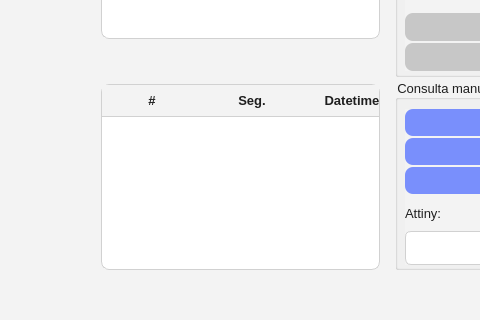
Qt form appv3/Qt/ui_test_attiny.ui (nvargas24/PocketCube) before a commit; both pictures show x 210 to 690 and y 271 to 591 of the 880 by 591 pixel window.
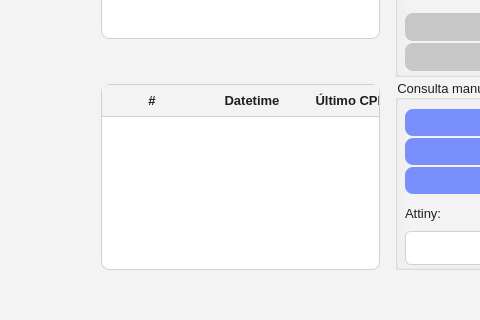
The same form after that commit. Icons and pictures are not drawn.

What changed in the file:
```diff
--- a/appv3/Qt/ui_test_attiny.ui
+++ b/appv3/Qt/ui_test_attiny.ui
@@ -556,17 +556,6 @@
                  </font>
                 </property>
                </column>
-               <column>
-                <property name="text">
-                 <string>Seg.</string>
-                </property>
-                <property name="font">
-                 <font>
-                  <pointsize>10</pointsize>
-                  <bold>true</bold>
-                 </font>
-                </property>
-               </column>
                <column>
                 <property name="text">
                  <string>Datetime</string>
@@ -580,7 +569,7 @@
                </column>
                <column>
                 <property name="text">
-                 <string>CPM</string>
+                 <string>Último CPM</string>
                 </property>
                 <property name="font">
                  <font>
```
